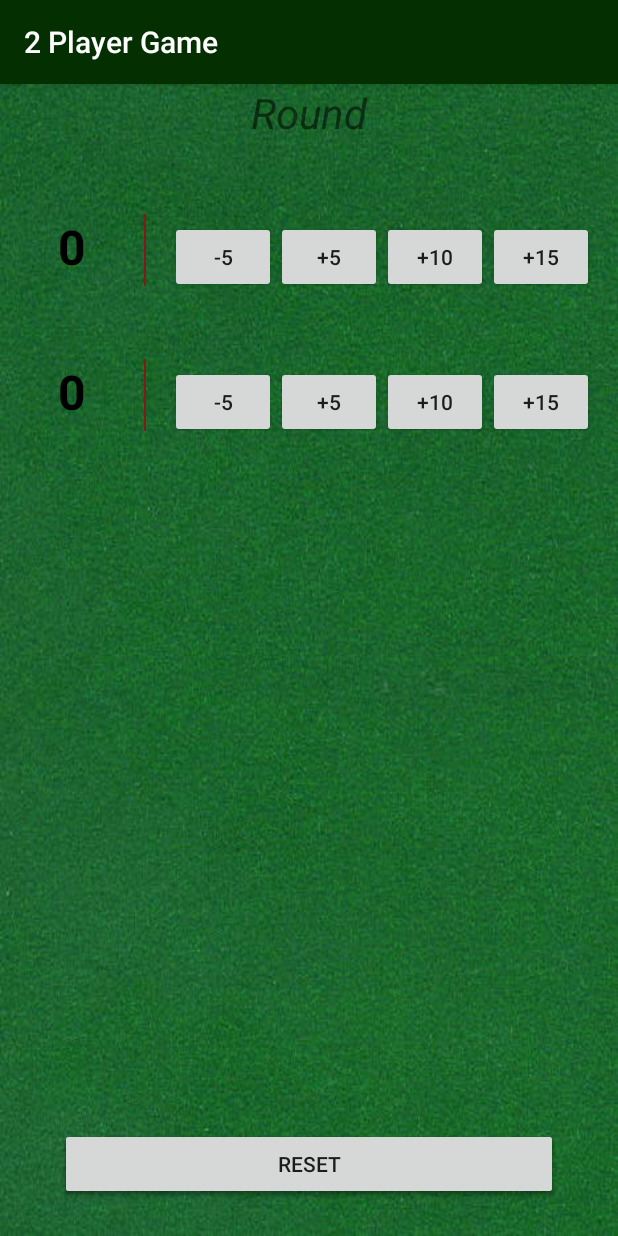
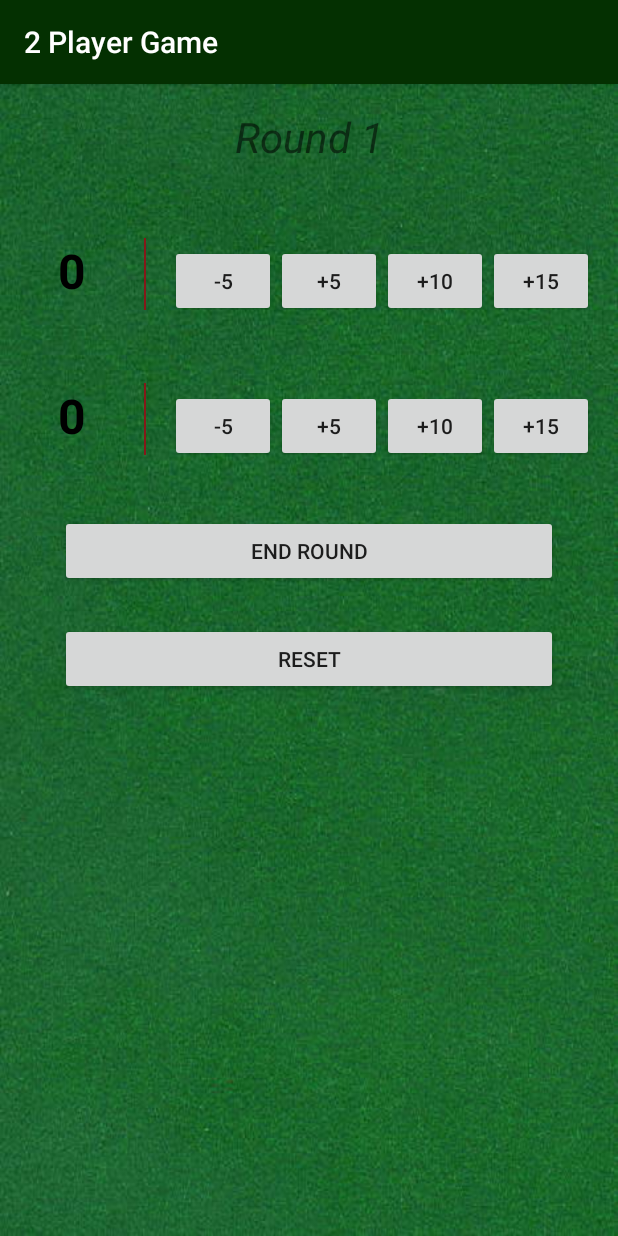
Before and after one commit to coding-catie/Rummy-500-Scorepad, an Android app: the Game2Players screen opened directly, with no data from a screen before it, on a phone screen of 412 x 824 dp. Run offline under Robolectric (Android 15) with nearby library versions, the phone set to English and light mode, and no system bars.

Commit message:
2 player game - rounds work, toast works

```diff
--- a/app/src/main/java/com/catielynn/android/rummy500scorepadapp/Game2Players.java
+++ b/app/src/main/java/com/catielynn/android/rummy500scorepadapp/Game2Players.java
@@ -10,10 +10,11 @@ import android.widget.Toast;
 public class Game2Players extends AppCompatActivity {
     int scorePlayerA = 0;
     int scorePlayerB = 0;
-    int roundNumber = 0;
+    int roundNumber = 1;
 
     public TextView playerAName;
     public TextView playerBName;
+    public TextView roundTitle;
 
     // Stored scores in integers for both teams.
     static final String PLAYERASCORE = "player_a_score";
@@ -26,6 +27,8 @@ public class Game2Players extends AppCompatActivity {
 
         playerAName = findViewById(R.id.playerATitle);
         playerBName = findViewById(R.id.playerBTitle);
+        roundTitle = findViewById(R.id.round_title);
+        displayForRoundTitle(1);
 
         // Get incoming intent
         Intent intent = getIntent();
@@ -53,9 +56,11 @@ public class Game2Players extends AppCompatActivity {
     }
 
     // Displays current round
-    public void displayForRoundNumber(View v) {
-        TextView roundView = findViewById(R.id.round_title);
-        roundTitle = roundView + String.valueOf(roundNumber);
+    public void displayForRoundTitle(int roundNumber) {
+        String roundNumberString = " " + roundNumber;
+        String roundNameString = getString(R.string.round_text);
+        String roundTitleString = roundNameString + roundNumberString;
+        roundTitle.setText(roundTitleString);
     }
 
     /**
@@ -97,6 +102,7 @@ public class Game2Players extends AppCompatActivity {
     public void addRound(View v) {
         roundNumber += 1;
         determineWinner();
+        displayForRoundTitle(roundNumber);
     }
 
     public void reset(View v) {
--- a/app/src/main/res/layout/activity_game2_players.xml
+++ b/app/src/main/res/layout/activity_game2_players.xml
@@ -5,7 +5,7 @@
 
     <RelativeLayout
         android:layout_width="match_parent"
-        android:layout_height="wrap_content"
+        android:layout_height="match_parent"
         android:background="@drawable/greenfelt" >
 
         <LinearLayout
@@ -20,7 +20,8 @@
                 android:gravity="center_horizontal"
                 android:textStyle="italic"
                 android:textSize="28sp"
-                android:text="@string/round_title"/>
+                android:text="@string/round_text"
+                android:layout_marginTop="16dp"/>
 
             <RelativeLayout
                 android:id="@+id/playerAStats"
@@ -158,18 +159,20 @@
                         android:layout_weight="2"/>
                 </LinearLayout>
             </RelativeLayout>
-        </LinearLayout>
             <Button
+                android:id="@+id/round_button"
                 android:layout_width="match_parent"
                 android:layout_height="wrap_content"
+                android:layout_marginTop="40dp"
                 android:layout_marginLeft="40dp"
                 android:layout_marginRight="40dp"
                 android:text="@string/end_round"
                 android:gravity="center"
                 android:onClick="addRound"
-            android:layout_alignParentBottom="true"
+                android:layout_above="@id/reset_button"
                 android:layout_marginBottom="24dp"/>
             <Button
+                android:id="@+id/reset_button"
                 android:layout_width="match_parent"
                 android:layout_height="wrap_content"
                 android:layout_marginLeft="40dp"
@@ -179,5 +182,6 @@
                 android:onClick="reset"
                 android:layout_alignParentBottom="true"
                 android:layout_marginBottom="24dp"/>
+        </LinearLayout>
     </RelativeLayout>
 </ScrollView>
--- a/app/src/main/res/values/strings.xml
+++ b/app/src/main/res/values/strings.xml
@@ -19,7 +19,7 @@
     <string name="reset">Reset</string>
     <string name="end_round">End Round</string>
 
-    <string name="round_title">Round </string>
+    <string name="round_text">Round</string>
     <string name="starting_score">0</string>
     <string name="enter_two_names">Enter 2 Player Names</string>
     <string name="enter_three_names">Enter 3 Player Names</string>
```
Lines whose indentation alone changed are shown as unchanged.
